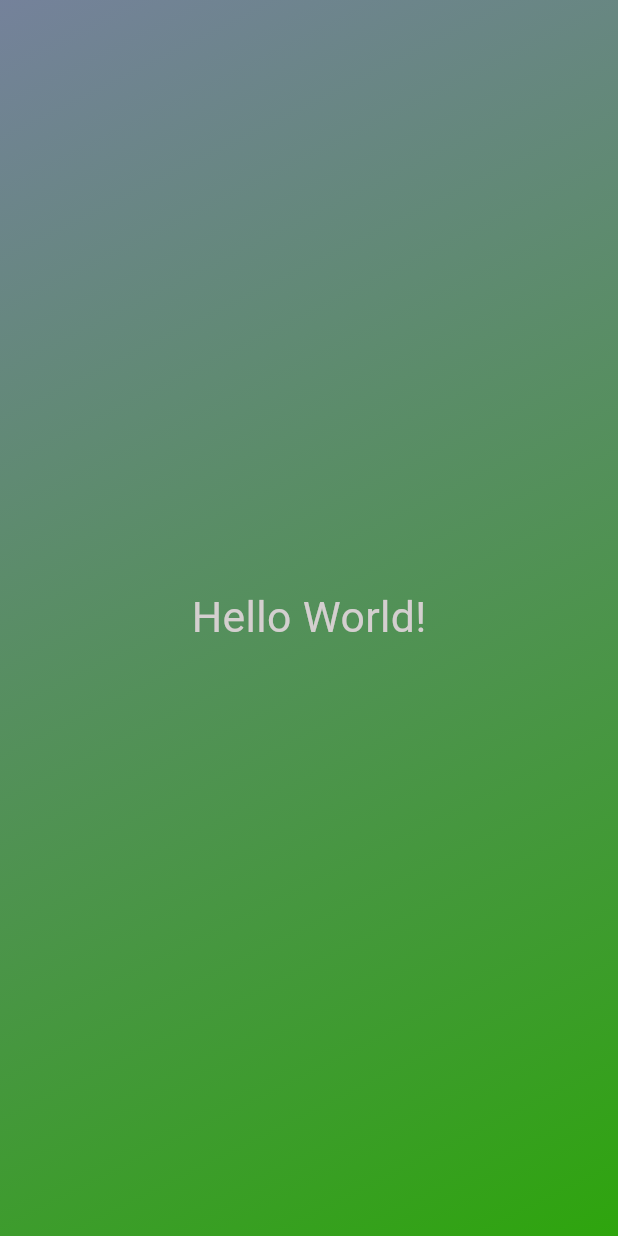
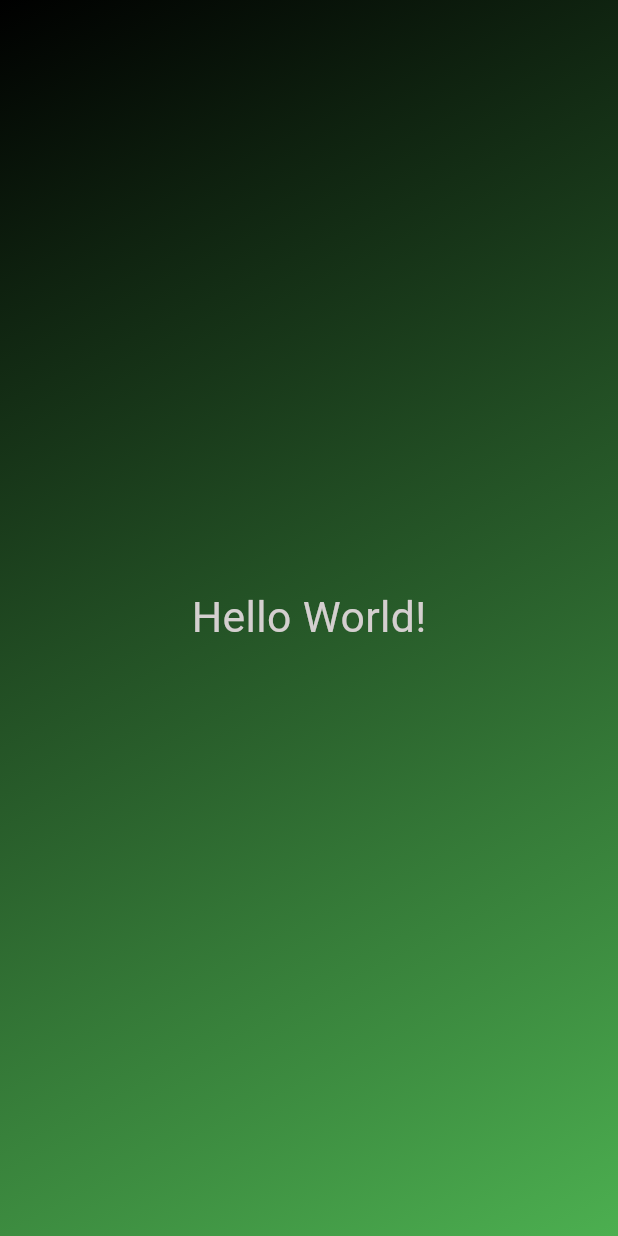
Before and after one commit to Wilson-Ochieng/Flutter-training, a Flutter app: the screen it shows after launch, on a phone screen of 412 x 824 dp. Run offline on Flutter 3.47's test engine with Material 3 defaults, Android fonts, the phone set to English and light mode, and no system bars.

Commit message:
passed colours dynamically

```diff
--- a/lib/gradient_container.dart
+++ b/lib/gradient_container.dart
@@ -7,16 +7,16 @@ const  endAlignment = Alignment.bottomRight;
 
 class GradientContainer extends StatelessWidget {
   //Constuctor Function For  GradientContainer
-  const GradientContainer({super.key});
+  const GradientContainer( {required this.colors, super.key});
+
+  final List<Color>colors;
 
   @override
   build(context) {
     return Container(
-      decoration: const  BoxDecoration(
-        gradient:const LinearGradient(colors: [
-          Color.fromARGB(205, 83, 101, 130),
-          Color.fromARGB(255, 46, 165, 13)
-        ], begin: startAlignment, end: endAlignment),
+      decoration:   BoxDecoration(
+        gradient: LinearGradient(colors: colors
+        , begin: startAlignment, end: endAlignment),
       ),
       child: const Center(
         child: StyledText(),
--- a/lib/main.dart
+++ b/lib/main.dart
@@ -7,7 +7,7 @@ import 'package:first_app/gradient_container.dart';
 void main() {
   runApp( const MaterialApp(
     home:   Scaffold(
-      body:   GradientContainer(),
+      body:   GradientContainer(colors: [Colors.black,Colors.green],),
     ),
   ));
 }
```
